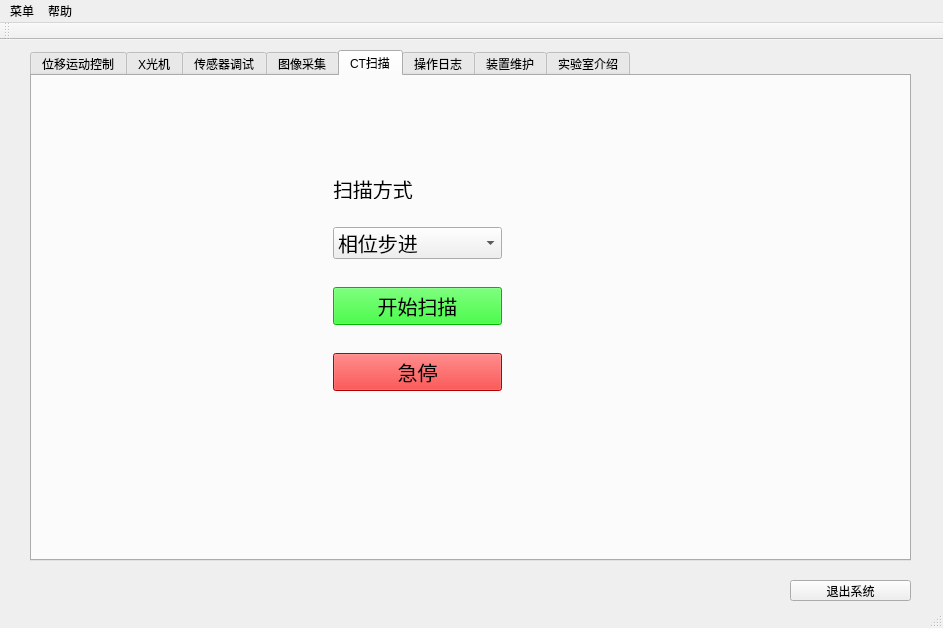
The window that mainwindow.ui (xzyuan/CT_GUI) describes before a commit, drawn with Qt 5.
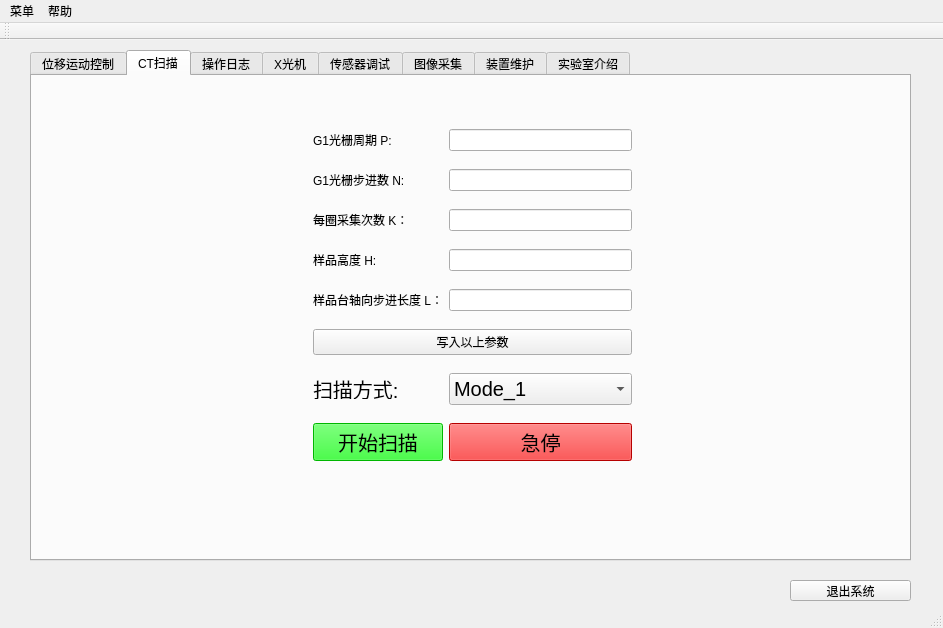
The same window after the commit.

Diff of the .ui file:
```diff
--- a/mainwindow.ui
+++ b/mainwindow.ui
@@ -514,6 +514,241 @@
       </widget>
      </widget>
     </widget>
+    <widget class="QWidget" name="tab_4">
+     <attribute name="title">
+      <string>CT扫描</string>
+     </attribute>
+     <widget class="QWidget" name="gridLayoutWidget_2">
+      <property name="geometry">
+       <rect>
+        <x>270</x>
+        <y>30</y>
+        <width>341</width>
+        <height>381</height>
+       </rect>
+      </property>
+      <layout class="QGridLayout" name="gridLayout">
+       <item row="6" column="1">
+        <widget class="QComboBox" name="comboBox_CTscan_scan_mode">
+         <property name="font">
+          <font>
+           <pointsize>15</pointsize>
+          </font>
+         </property>
+         <item>
+          <property name="text">
+           <string>Mode_1</string>
+          </property>
+         </item>
+         <item>
+          <property name="text">
+           <string>Mode_2</string>
+          </property>
+         </item>
+         <item>
+          <property name="text">
+           <string>Mode_3</string>
+          </property>
+         </item>
+         <item>
+          <property name="text">
+           <string>Mode_4</string>
+          </property>
+         </item>
+         <item>
+          <property name="text">
+           <string>Mode_5</string>
+          </property>
+         </item>
+        </widget>
+       </item>
+       <item row="4" column="0">
+        <widget class="QLabel" name="label_25">
+         <property name="text">
+          <string>样品台轴向步进长度 L：</string>
+         </property>
+        </widget>
+       </item>
+       <item row="3" column="0">
+        <widget class="QLabel" name="label_24">
+         <property name="text">
+          <string>样品高度 H:</string>
+         </property>
+        </widget>
+       </item>
+       <item row="6" column="0">
+        <widget class="QLabel" name="label_17">
+         <property name="maximumSize">
+          <size>
+           <width>179</width>
+           <height>20</height>
+          </size>
+         </property>
+         <property name="font">
+          <font>
+           <pointsize>15</pointsize>
+          </font>
+         </property>
+         <property name="text">
+          <string>扫描方式:</string>
+         </property>
+        </widget>
+       </item>
+       <item row="4" column="1">
+        <widget class="QLineEdit" name="lineEdit_CTscan_parameter_L"/>
+       </item>
+       <item row="2" column="1">
+        <widget class="QLineEdit" name="lineEdit_CTscan_parameter_K"/>
+       </item>
+       <item row="7" column="1">
+        <widget class="QPushButton" name="btn_CTscan_stop_scan">
+         <property name="font">
+          <font>
+           <pointsize>15</pointsize>
+          </font>
+         </property>
+         <property name="styleSheet">
+          <string notr="true">background-color: rgb(255, 0, 0);</string>
+         </property>
+         <property name="text">
+          <string>急停</string>
+         </property>
+        </widget>
+       </item>
+       <item row="5" column="0" colspan="2">
+        <widget class="QPushButton" name="btn_CTscan_parameter_write">
+         <property name="text">
+          <string>写入以上参数</string>
+         </property>
+        </widget>
+       </item>
+       <item row="7" column="0">
+        <widget class="QPushButton" name="btn_CTscan_start_scan">
+         <property name="font">
+          <font>
+           <pointsize>15</pointsize>
+          </font>
+         </property>
+         <property name="styleSheet">
+          <string notr="true">background-color: rgb(0, 255, 0);</string>
+         </property>
+         <property name="text">
+          <string>开始扫描</string>
+         </property>
+        </widget>
+       </item>
+       <item row="1" column="1">
+        <widget class="QLineEdit" name="lineEdit_CTscan_parameter_N"/>
+       </item>
+       <item row="1" column="0">
+        <widget class="QLabel" name="label_22">
+         <property name="text">
+          <string>G1光栅步进数 N:</string>
+         </property>
+        </widget>
+       </item>
+       <item row="2" column="0">
+        <widget class="QLabel" name="label_23">
+         <property name="text">
+          <string>每圈采集次数 K：</string>
+         </property>
+        </widget>
+       </item>
+       <item row="3" column="1">
+        <widget class="QLineEdit" name="lineEdit_CTscan_parameter_H"/>
+       </item>
+       <item row="0" column="0">
+        <widget class="QLabel" name="label_21">
+         <property name="text">
+          <string>G1光栅周期 P:</string>
+         </property>
+        </widget>
+       </item>
+       <item row="0" column="1">
+        <widget class="QLineEdit" name="lineEdit_CTscan_parameter_P"/>
+       </item>
+      </layout>
+     </widget>
+    </widget>
+    <widget class="QWidget" name="tab_5">
+     <attribute name="title">
+      <string>操作日志</string>
+     </attribute>
+     <widget class="QTextEdit" name="textEdit_log_daily_log">
+      <property name="geometry">
+       <rect>
+        <x>60</x>
+        <y>90</y>
+        <width>401</width>
+        <height>291</height>
+       </rect>
+      </property>
+     </widget>
+     <widget class="QTextEdit" name="textEdit_log_manual_record">
+      <property name="geometry">
+       <rect>
+        <x>630</x>
+        <y>90</y>
+        <width>211</width>
+        <height>201</height>
+       </rect>
+      </property>
+     </widget>
+     <widget class="QPushButton" name="btn_log_write">
+      <property name="geometry">
+       <rect>
+        <x>630</x>
+        <y>320</y>
+        <width>211</width>
+        <height>51</height>
+       </rect>
+      </property>
+      <property name="font">
+       <font>
+        <pointsize>15</pointsize>
+       </font>
+      </property>
+      <property name="text">
+       <string>写入日志</string>
+      </property>
+     </widget>
+     <widget class="QLabel" name="label_18">
+      <property name="geometry">
+       <rect>
+        <x>200</x>
+        <y>40</y>
+        <width>231</width>
+        <height>31</height>
+       </rect>
+      </property>
+      <property name="font">
+       <font>
+        <pointsize>15</pointsize>
+       </font>
+      </property>
+      <property name="text">
+       <string>当天操作历史</string>
+      </property>
+     </widget>
+     <widget class="QLabel" name="label_19">
+      <property name="geometry">
+       <rect>
+        <x>690</x>
+        <y>40</y>
+        <width>101</width>
+        <height>31</height>
+       </rect>
+      </property>
+      <property name="font">
+       <font>
+        <pointsize>15</pointsize>
+       </font>
+      </property>
+      <property name="text">
+       <string>手动记录</string>
+      </property>
+     </widget>
+    </widget>
     <widget class="QWidget" name="tab_2">
      <attribute name="title">
       <string>X光机</string>
@@ -782,174 +1017,6 @@
       <string>图像采集</string>
      </attribute>
     </widget>
-    <widget class="QWidget" name="tab_4">
-     <attribute name="title">
-      <string>CT扫描</string>
-     </attribute>
-     <widget class="QWidget" name="verticalLayoutWidget_3">
-      <property name="geometry">
-       <rect>
-        <x>290</x>
-        <y>70</y>
-        <width>191</width>
-        <height>281</height>
-       </rect>
-      </property>
-      <layout class="QVBoxLayout" name="verticalLayout_3">
-       <item>
-        <widget class="QLabel" name="label_17">
-         <property name="maximumSize">
-          <size>
-           <width>179</width>
-           <height>20</height>
-          </size>
-         </property>
-         <property name="font">
-          <font>
-           <pointsize>15</pointsize>
-          </font>
-         </property>
-         <property name="text">
-          <string>扫描方式</string>
-         </property>
-        </widget>
-       </item>
-       <item>
-        <widget class="QComboBox" name="comboBox_CTscan_scan_mode">
-         <property name="font">
-          <font>
-           <pointsize>15</pointsize>
-          </font>
-         </property>
-         <item>
-          <property name="text">
-           <string>相位步进</string>
-          </property>
-         </item>
-         <item>
-          <property name="text">
-           <string>反转投影</string>
-          </property>
-         </item>
-         <item>
-          <property name="text">
-           <string>泽尼特</string>
-          </property>
-         </item>
-        </widget>
-       </item>
-       <item>
-        <widget class="QPushButton" name="btn_CTscan_start_scan">
-         <property name="font">
-          <font>
-           <pointsize>15</pointsize>
-          </font>
-         </property>
-         <property name="styleSheet">
-          <string notr="true">background-color: rgb(0, 255, 0);</string>
-         </property>
-         <property name="text">
-          <string>开始扫描</string>
-         </property>
-        </widget>
-       </item>
-       <item>
-        <widget class="QPushButton" name="btn_CTscan_stop_scan">
-         <property name="font">
-          <font>
-           <pointsize>15</pointsize>
-          </font>
-         </property>
-         <property name="styleSheet">
-          <string notr="true">background-color: rgb(255, 0, 0);</string>
-         </property>
-         <property name="text">
-          <string>急停</string>
-         </property>
-        </widget>
-       </item>
-      </layout>
-     </widget>
-    </widget>
-    <widget class="QWidget" name="tab_5">
-     <attribute name="title">
-      <string>操作日志</string>
-     </attribute>
-     <widget class="QTextEdit" name="textEdit">
-      <property name="geometry">
-       <rect>
-        <x>60</x>
-        <y>90</y>
-        <width>401</width>
-        <height>291</height>
-       </rect>
-      </property>
-     </widget>
-     <widget class="QTextEdit" name="textEdit_2">
-      <property name="geometry">
-       <rect>
-        <x>630</x>
-        <y>90</y>
-        <width>211</width>
-        <height>201</height>
-       </rect>
-      </property>
-     </widget>
-     <widget class="QPushButton" name="pushButton_17">
-      <property name="geometry">
-       <rect>
-        <x>630</x>
-        <y>320</y>
-        <width>211</width>
-        <height>51</height>
-       </rect>
-      </property>
-      <property name="font">
-       <font>
-        <pointsize>15</pointsize>
-       </font>
-      </property>
-      <property name="text">
-       <string>写入日志</string>
-      </property>
-     </widget>
-     <widget class="QLabel" name="label_18">
-      <property name="geometry">
-       <rect>
-        <x>180</x>
-        <y>40</y>
-        <width>231</width>
-        <height>31</height>
-       </rect>
-      </property>
-      <property name="font">
-       <font>
-        <pointsize>15</pointsize>
-       </font>
-      </property>
-      <property name="text">
-       <string>当天操作历史</string>
-      </property>
-     </widget>
-     <widget class="QLabel" name="label_19">
-      <property name="geometry">
-       <rect>
-        <x>690</x>
-        <y>40</y>
-        <width>101</width>
-        <height>31</height>
-       </rect>
-      </property>
-      <property name="font">
-       <font>
-        <pointsize>15</pointsize>
-       </font>
-      </property>
-      <property name="text">
-       <string>手动记录</string>
-      </property>
-     </widget>
-    </widget>
     <widget class="QWidget" name="tab_6">
      <attribute name="title">
       <string>装置维护</string>
```
Left out of the diff: 24 changed lines with no effect on the pictures.
